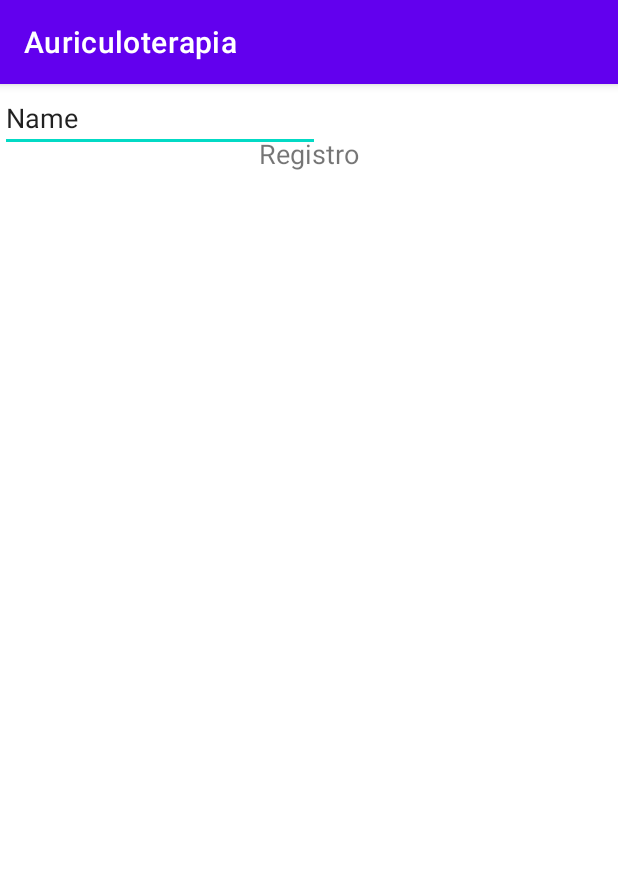
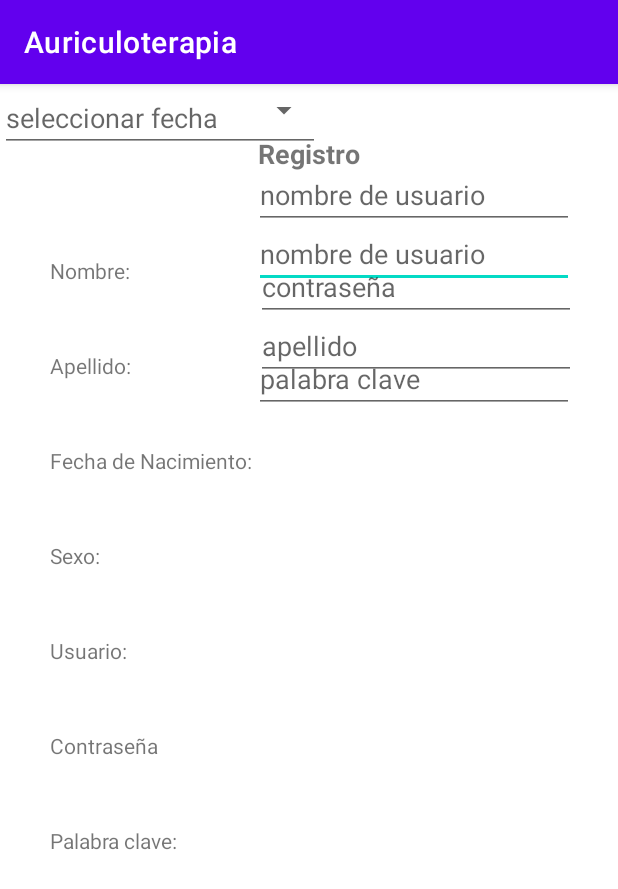
Before and after one commit to BraulioUI/Auriculoterapia, an Android app: the RegisterActivity screen opened directly, with no data from a screen before it, on a phone screen of 412 x 824 dp. Shown: the top 889 px of the screen. Run offline under Robolectric (Android 15) with nearby library versions, the phone set to English and light mode, and no system bars.

Commit message:
cambios en la interfaz de registro

```diff
--- a/Auriculoterapia/app/src/main/AndroidManifest.xml
+++ b/Auriculoterapia/app/src/main/AndroidManifest.xml
@@ -11,7 +11,7 @@
         android:theme="@style/AppTheme">
 
         <activity android:name=".activities.RegisterActivity" />
-        <activity android:name=".activities.InitActivity"/>
+
 
         <activity android:name=".activities.AppointmentManagement" />
         <activity android:name=".MainActivity">
--- a/Auriculoterapia/app/src/main/java/com/example/android/auriculoterapia_app/activities/InitActivity.kt
+++ /dev/null
@@ -1,25 +0,0 @@
-package com.example.android.auriculoterapia_app.activities
-
-import android.content.Intent
-import androidx.appcompat.app.AppCompatActivity
-import android.os.Bundle
-import com.example.android.auriculoterapia_app.R
-import kotlinx.android.synthetic.main.activity_init.*
-
-class InitActivity : AppCompatActivity() {
-    override fun onCreate(savedInstanceState: Bundle?) {
-        super.onCreate(savedInstanceState)
-        setContentView(R.layout.activity_init)
-
-        bt_paciente.setOnClickListener {
-            val intent = Intent(this,
-                LogInActivity::class.java)
-            startActivity(intent)
-        }
-        bt_especialista.setOnClickListener {
-            val intent = Intent(this,
-                LogInActivity::class.java)
-            startActivity(intent)
-        }
-    }
-}
--- a/Auriculoterapia/app/src/main/res/layout/activity_init.xml
+++ /dev/null
@@ -1,36 +0,0 @@
-<?xml version="1.0" encoding="utf-8"?>
-<androidx.constraintlayout.widget.ConstraintLayout xmlns:android="http://schemas.android.com/apk/res/android"
-    xmlns:app="http://schemas.android.com/apk/res-auto"
-    xmlns:tools="http://schemas.android.com/tools"
-    android:layout_width="match_parent"
-    android:layout_height="match_parent"
-    tools:context=".activities.InitActivity">
-
-    <Button
-        android:id="@+id/bt_paciente"
-        android:layout_width="237dp"
-        android:layout_height="115dp"
-        android:layout_marginTop="216dp"
-        android:backgroundTint="#6D82E6"
-        android:text="@string/pacient"
-        android:textColor="@android:color/white"
-        android:textSize="24sp"
-        app:layout_constraintEnd_toEndOf="parent"
-        app:layout_constraintStart_toStartOf="parent"
-        app:layout_constraintTop_toTopOf="parent" />
-
-    <Button
-        android:id="@+id/bt_especialista"
-        android:layout_width="237dp"
-        android:layout_height="115dp"
-        android:layout_marginTop="16dp"
-        android:layout_marginBottom="265dp"
-        android:backgroundTint="#6D82E6"
-        android:text="@string/especialista"
-        android:textColor="@android:color/white"
-        android:textSize="24sp"
-        app:layout_constraintBottom_toBottomOf="parent"
-        app:layout_constraintEnd_toEndOf="parent"
-        app:layout_constraintStart_toStartOf="parent"
-        app:layout_constraintTop_toBottomOf="@+id/bt_paciente" />
-</androidx.constraintlayout.widget.ConstraintLayout>
--- a/Auriculoterapia/app/src/main/res/layout/activity_register.xml
+++ b/Auriculoterapia/app/src/main/res/layout/activity_register.xml
@@ -11,20 +11,158 @@
         android:layout_width="wrap_content"
         android:layout_height="wrap_content"
         android:layout_marginTop="34dp"
-        android:text="Registro"
+        android:text="@string/registroTitulo"
         android:textSize="18sp"
+        android:textStyle="bold"
         app:layout_constraintEnd_toEndOf="parent"
         app:layout_constraintStart_toStartOf="parent"
         app:layout_constraintTop_toTopOf="parent" />
 
     <EditText
-        android:id="@+id/editTextTextPersonName"
+        android:id="@+id/et_nombreRegistro"
+        android:layout_width="wrap_content"
+        android:layout_height="wrap_content"
+        android:layout_marginTop="32dp"
+        android:layout_marginEnd="29dp"
+        android:ems="10"
+        android:hint="@string/nombre_de_usuario"
+        android:inputType="textPersonName"
+        app:layout_constraintEnd_toEndOf="parent"
+        app:layout_constraintTop_toBottomOf="@+id/tv_Registro" />
+
+    <TextView
+        android:id="@+id/tvNombre"
+        android:layout_width="wrap_content"
+        android:layout_height="wrap_content"
+        android:layout_marginStart="33dp"
+        android:layout_marginTop="56dp"
+        android:text="@string/str_nombre"
+        app:layout_constraintStart_toStartOf="parent"
+        app:layout_constraintTop_toBottomOf="@+id/tv_Registro" />
+
+    <TextView
+        android:id="@+id/tvApellido"
+        android:layout_width="wrap_content"
+        android:layout_height="wrap_content"
+        android:layout_marginStart="33dp"
+        android:layout_marginTop="44dp"
+        android:text="@string/str_apellidoLabel"
+        app:layout_constraintStart_toStartOf="parent"
+        app:layout_constraintTop_toBottomOf="@+id/tvNombre" />
+
+    <TextView
+        android:id="@+id/tvFechaNacimiento"
+        android:layout_width="wrap_content"
+        android:layout_height="wrap_content"
+        android:layout_marginStart="33dp"
+        android:layout_marginTop="44dp"
+        android:text="@string/str_fecha_de_nacimiento"
+        app:layout_constraintStart_toStartOf="parent"
+        app:layout_constraintTop_toBottomOf="@+id/tvApellido" />
+
+    <TextView
+        android:id="@+id/tvSeleccionarSexo"
+        android:layout_width="wrap_content"
+        android:layout_height="wrap_content"
+        android:layout_marginStart="33dp"
+        android:layout_marginTop="44dp"
+        android:text="@string/str_GenderLabel"
+        app:layout_constraintStart_toStartOf="parent"
+        app:layout_constraintTop_toBottomOf="@+id/tvFechaNacimiento" />
+
+    <TextView
+        android:id="@+id/tvUsuario"
+        android:layout_width="wrap_content"
+        android:layout_height="wrap_content"
+        android:layout_marginStart="33dp"
+        android:layout_marginTop="44dp"
+        android:text="@string/str_usuarioLabel"
+        app:layout_constraintStart_toStartOf="parent"
+        app:layout_constraintTop_toBottomOf="@+id/tvSeleccionarSexo" />
+
+    <TextView
+        android:id="@+id/tvPasswordRegistro"
+        android:layout_width="wrap_content"
+        android:layout_height="wrap_content"
+        android:layout_marginStart="33dp"
+        android:layout_marginTop="44dp"
+        android:text="@string/str_passwordLabel"
+        app:layout_constraintStart_toStartOf="parent"
+        app:layout_constraintTop_toBottomOf="@+id/tvUsuario" />
+
+    <TextView
+        android:id="@+id/tvKeyWordRegistro"
+        android:layout_width="wrap_content"
+        android:layout_height="wrap_content"
+        android:layout_marginStart="33dp"
+        android:layout_marginTop="44dp"
+        android:text="@string/str_keywordLabel"
+        app:layout_constraintStart_toStartOf="parent"
+        app:layout_constraintTop_toBottomOf="@+id/tvPasswordRegistro" />
+
+    <EditText
+        android:id="@+id/et_apellido"
+        android:layout_width="wrap_content"
+        android:layout_height="wrap_content"
+        android:layout_marginTop="16dp"
+        android:layout_marginEnd="28dp"
+        android:ems="10"
+        android:hint="@string/str_apellidohint"
+        android:inputType="textPersonName"
+        app:layout_constraintEnd_toEndOf="parent"
+        app:layout_constraintTop_toBottomOf="@+id/et_nombreRegistro" />
+
+    <EditText
+        android:id="@+id/et_usuario"
+        android:layout_width="wrap_content"
+        android:layout_height="wrap_content"
+        android:layout_marginTop="16dp"
+        android:layout_marginEnd="29dp"
+        android:ems="10"
+        android:hint="@string/nombre_de_usuario"
+        android:inputType="textPersonName"
+        app:layout_constraintEnd_toEndOf="parent"
+        app:layout_constraintTop_toBottomOf="@+id/spinner3" />
+
+    <EditText
+        android:id="@+id/et_keyword"
+        android:layout_width="wrap_content"
+        android:layout_height="wrap_content"
+        android:layout_marginTop="16dp"
+        android:layout_marginEnd="29dp"
+        android:ems="10"
+        android:hint="@string/str_keywordhint"
+        android:inputType="textPersonName"
+        app:layout_constraintEnd_toEndOf="parent"
+        app:layout_constraintTop_toBottomOf="@+id/et_password" />
+
+    <EditText
+        android:id="@+id/et_password"
+        android:layout_width="wrap_content"
+        android:layout_height="wrap_content"
+        android:layout_marginTop="16dp"
+        android:layout_marginEnd="28dp"
+        android:ems="10"
+        android:hint="@string/password"
+        android:inputType="textPassword"
+        app:layout_constraintEnd_toEndOf="parent"
+        app:layout_constraintTop_toBottomOf="@+id/et_usuario" />
+
+    <Spinner
+        android:id="@+id/spinner3"
+        android:layout_width="213dp"
+        android:layout_height="35dp"
+        tools:layout_editor_absoluteX="173dp"
+        tools:layout_editor_absoluteY="292dp" />
+
+    <EditText
+        android:id="@+id/et_Fecha"
         android:layout_width="wrap_content"
         android:layout_height="wrap_content"
         android:ems="10"
+        android:hint="seleccionar fecha"
         android:inputType="textPersonName"
-        android:text="Name"
-        tools:layout_editor_absoluteX="80dp"
-        tools:layout_editor_absoluteY="81dp" />
+        tools:layout_editor_absoluteX="175dp"
+        tools:layout_editor_absoluteY="219dp" />
 
 </androidx.constraintlayout.widget.ConstraintLayout>
--- a/Auriculoterapia/app/src/main/res/values/strings.xml
+++ b/Auriculoterapia/app/src/main/res/values/strings.xml
@@ -24,6 +24,16 @@
     <string name="time_hint">Seleccione la hora</string>
     <string name="attention_text">Tipo de\natención</string>
     <string name="register_appointment_button">Reservar</string>
+    <string name="registroTitulo">Registro</string>
+    <string name="str_nombre">Nombre:</string>
+    <string name="str_apellidoLabel">Apellido:</string>
+    <string name="str_fecha_de_nacimiento">Fecha de Nacimiento:</string>
+    <string name="str_usuarioLabel">Usuario:</string>
+    <string name="str_passwordLabel">Contraseña</string>
+    <string name="str_keywordLabel">Palabra clave:</string>
+    <string name="str_GenderLabel">Sexo:</string>
+    <string name="str_apellidohint">apellido</string>
+    <string name="str_keywordhint">palabra clave</string>
     <!---->
 
 
```
Also changed, not shown: Auriculoterapia/app/src/main/java/com/example/android/auriculoterapia_app/activities/RegisterActivity.kt (+7 -0 lines), 6 other files.
